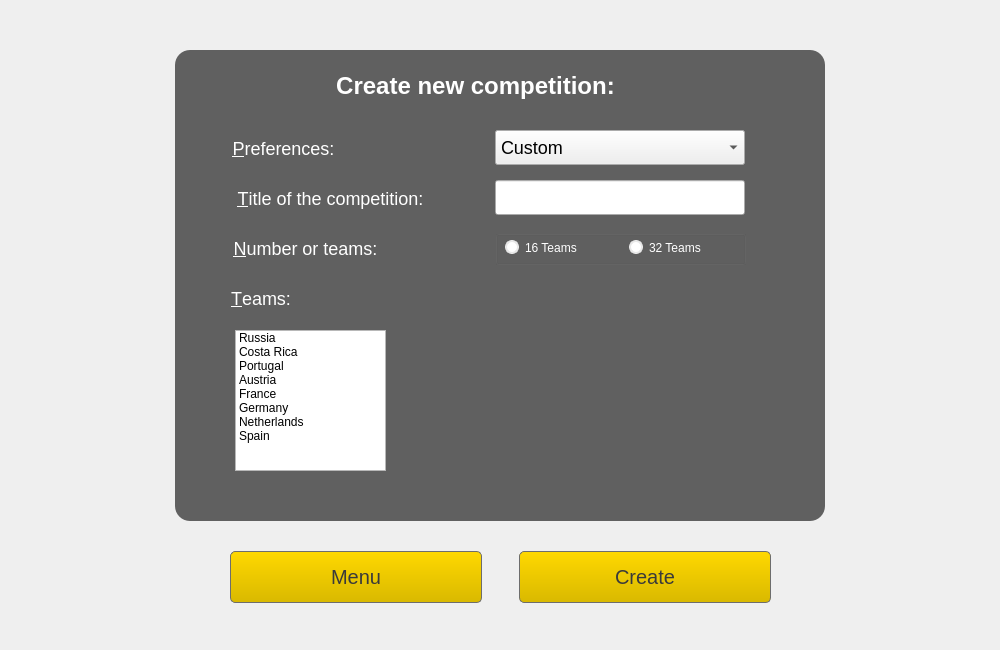
Before: the Qt Designer form sources/FootballEditor16/GUIApp/createcompdialog.ui in vaddya/FootballEditor16, drawn with Qt 5.
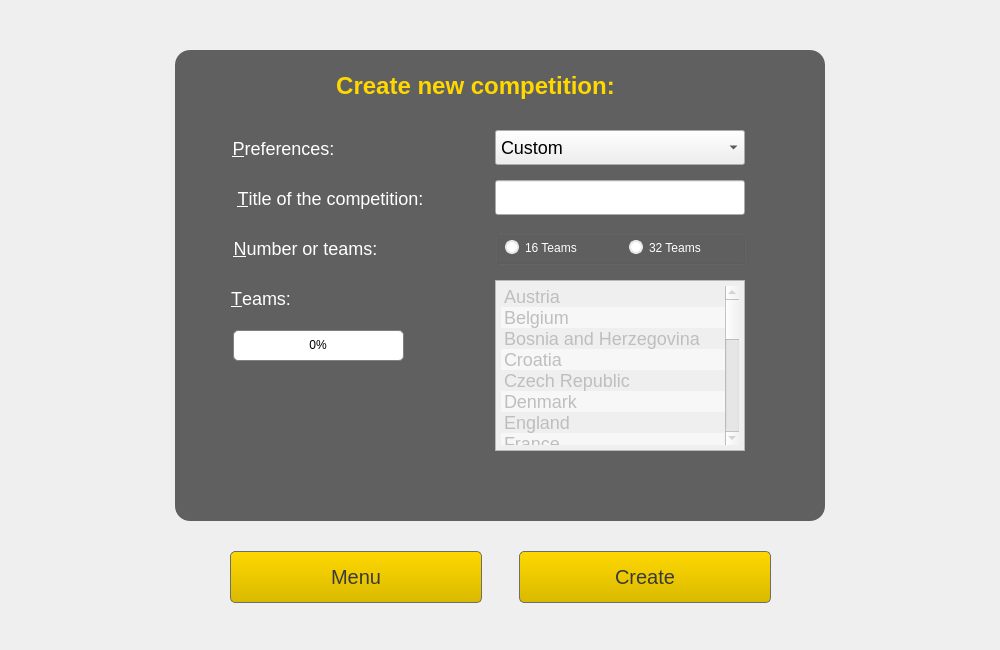
After: the same form once the commit is applied. Icons and pictures are not drawn.

Diff of the .ui file:
```diff
--- a/sources/FootballEditor16/GUIApp/createcompdialog.ui
+++ b/sources/FootballEditor16/GUIApp/createcompdialog.ui
@@ -126,7 +126,7 @@
    <property name="frameShadow">
     <enum>QFrame::Raised</enum>
    </property>
-   <widget class="QLabel" name="lblSettings">
+   <widget class="QLabel" name="lblCreate">
     <property name="geometry">
      <rect>
       <x>0</x>
@@ -136,7 +136,7 @@
      </rect>
     </property>
     <property name="styleSheet">
-     <string notr="true">color: rgb(255, 255, 255);
+     <string notr="true">color: #ffd800;
 font-size: 24px;
 width: 240px;
 font-weight: bold;</string>
@@ -196,7 +196,7 @@
      <cstring>cmbPreferences</cstring>
     </property>
    </widget>
-   <widget class="QLabel" name="lblNumberOfTeams">
+   <widget class="QLabel" name="lblNumber">
     <property name="geometry">
      <rect>
       <x>50</x>
@@ -235,7 +235,7 @@
      <cstring>rbtn16</cstring>
     </property>
    </widget>
-   <widget class="QGroupBox" name="groupBox">
+   <widget class="QGroupBox" name="grbNumberOfTeams">
     <property name="geometry">
      <rect>
       <x>320</x>
@@ -385,7 +385,7 @@
      <number>8</number>
     </property>
     <property name="buddy">
-     <cstring>listWidget</cstring>
+     <cstring>lstTeams</cstring>
     </property>
    </widget>
    <widget class="QLineEdit" name="edtTitle">
@@ -501,38 +501,87 @@
      </property>
     </item>
    </widget>
-   <widget class="QListWidget" name="listWidget">
+   <widget class="QListWidget" name="lstTeams">
+    <property name="enabled">
+     <bool>false</bool>
+    </property>
     <property name="geometry">
      <rect>
-      <x>60</x>
-      <y>280</y>
-      <width>151</width>
-      <height>141</height>
+      <x>320</x>
+      <y>230</y>
+      <width>250</width>
+      <height>171</height>
      </rect>
     </property>
+    <property name="styleSheet">
+     <string notr="true">font-size: 18px;
+padding-left: 5px;
+padding-top: 5px;
+padding-bottom: 5px;
+padding-right: 5px;</string>
+    </property>
+    <property name="verticalScrollBarPolicy">
+     <enum>Qt::ScrollBarAsNeeded</enum>
+    </property>
+    <property name="autoScroll">
+     <bool>true</bool>
+    </property>
+    <property name="alternatingRowColors">
+     <bool>true</bool>
+    </property>
     <property name="selectionMode">
      <enum>QAbstractItemView::MultiSelection</enum>
     </property>
-    <item>
-     <property name="text">
-      <string>Russia</string>
-     </property>
-    </item>
-    <item>
-     <property name="text">
-      <string>Costa Rica</string>
-     </property>
-    </item>
-    <item>
-     <property name="text">
-      <string>Portugal</string>
-     </property>
-    </item>
+    <property name="textElideMode">
+     <enum>Qt::ElideLeft</enum>
+    </property>
+    <property name="movement">
+     <enum>QListView::Static</enum>
+    </property>
+    <property name="flow">
+     <enum>QListView::TopToBottom</enum>
+    </property>
+    <property name="selectionRectVisible">
+     <bool>true</bool>
+    </property>
+    <property name="sortingEnabled">
+     <bool>true</bool>
+    </property>
     <item>
      <property name="text">
       <string>Austria</string>
      </property>
     </item>
+    <item>
+     <property name="text">
+      <string>Belgium</string>
+     </property>
+    </item>
+    <item>
+     <property name="text">
+      <string>Bosnia and Herzegovina</string>
+     </property>
+    </item>
+    <item>
+     <property name="text">
+      <string>Croatia</string>
+     </property>
+    </item>
+    <item>
+     <property name="text">
+      <string>Czech Republic</string>
+     </property>
+    </item>
+    <item>
+     <property name="text">
+      <string>Denmark</string>
+     </property>
+    </item>
+    <item>
+     <property name="text">
+      <string>England</string>
+     </property>
+    </item>
     <item>
      <property name="text">
       <string>France</string>
@@ -543,16 +592,105 @@
       <string>Germany</string>
      </property>
     </item>
+    <item>
+     <property name="text">
+      <string>Greece</string>
+     </property>
+    </item>
+    <item>
+     <property name="text">
+      <string>Iceland</string>
+     </property>
+    </item>
+    <item>
+     <property name="text">
+      <string>Ireland</string>
+     </property>
+    </item>
+    <item>
+     <property name="text">
+      <string>Italy</string>
+     </property>
+    </item>
     <item>
      <property name="text">
       <string>Netherlands</string>
      </property>
     </item>
+    <item>
+     <property name="text">
+      <string>Portugal</string>
+     </property>
+    </item>
+    <item>
+     <property name="text">
+      <string>Romania</string>
+     </property>
+    </item>
+    <item>
+     <property name="text">
+      <string>Russia</string>
+     </property>
+    </item>
+    <item>
+     <property name="text">
+      <string>Slovakia</string>
+     </property>
+    </item>
     <item>
      <property name="text">
       <string>Spain</string>
      </property>
     </item>
+    <item>
+     <property name="text">
+      <string>Sweden</string>
+     </property>
+    </item>
+    <item>
+     <property name="text">
+      <string>Switzerland</string>
+     </property>
+    </item>
+    <item>
+     <property name="text">
+      <string>Turkey</string>
+     </property>
+    </item>
+    <item>
+     <property name="text">
+      <string>Ukraine</string>
+     </property>
+    </item>
+   </widget>
+   <widget class="QProgressBar" name="prbTeams">
+    <property name="geometry">
+     <rect>
+      <x>58</x>
+      <y>280</y>
+      <width>171</width>
+      <height>31</height>
+     </rect>
+    </property>
+    <property name="styleSheet">
+     <string notr="true">QProgressBar:horizontal {
+padding: 1px;
+font-size: 18px;
+border: 1px solid gray;
+border-radius: 5px;
+width: 240px;
+}
+
+QProgressBar::chunk:horizontal {
+background: qlineargradient(x1: 0, y1: 0.5, x2: 1, y2: 0.5, stop: 0 #d9b900, stop: 1 #ffea01);
+}</string>
+    </property>
+    <property name="value">
+     <number>0</number>
+    </property>
+    <property name="alignment">
+     <set>Qt::AlignCenter</set>
+    </property>
    </widget>
   </widget>
  </widget>
```
Left out of the diff: 2 changed lines with no effect on the pictures.
